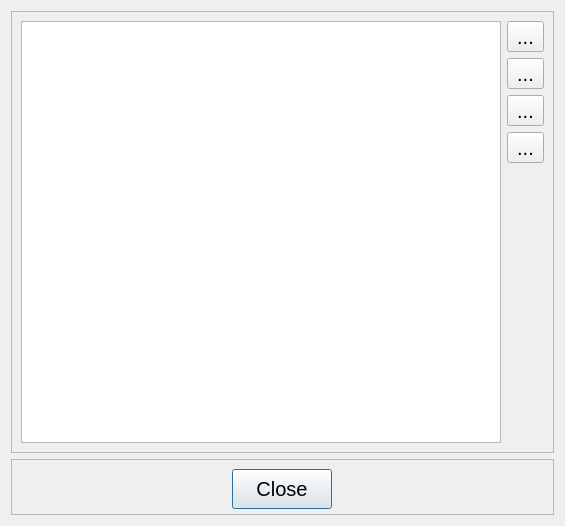
Before: the Qt Designer form ui/CatTreeDlg.ui in utamons/tm3, drawn with Qt 5.
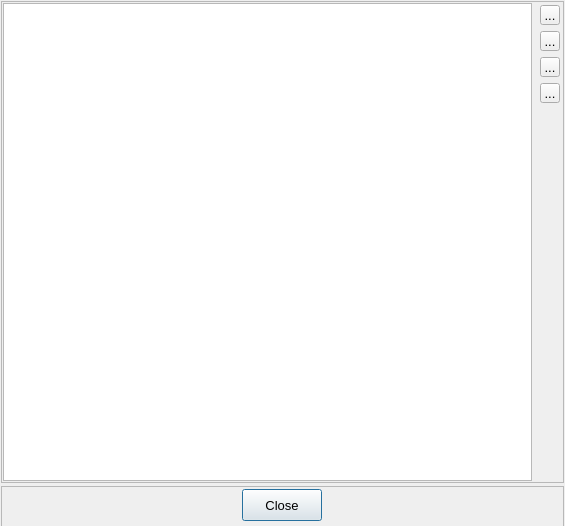
After: the same form once the commit is applied. Icons and pictures are not drawn.

What changed in the file:
```diff
--- a/ui/CatTreeDlg.ui
+++ b/ui/CatTreeDlg.ui
@@ -10,18 +10,32 @@
     <height>526</height>
    </rect>
   </property>
+  <property name="font">
+   <font>
+    <pointsize>10</pointsize>
+   </font>
+  </property>
   <property name="windowTitle">
    <string>Categories</string>
   </property>
   <layout class="QVBoxLayout" name="verticalLayout">
+   <property name="spacing">
+    <number>0</number>
+   </property>
+   <property name="leftMargin">
+    <number>1</number>
+   </property>
+   <property name="topMargin">
+    <number>1</number>
+   </property>
+   <property name="rightMargin">
+    <number>1</number>
+   </property>
+   <property name="bottomMargin">
+    <number>1</number>
+   </property>
    <item>
     <widget class="QFrame" name="frame">
-     <property name="font">
-      <font>
-       <family>Tahoma</family>
-       <pointsize>15</pointsize>
-      </font>
-     </property>
      <property name="frameShape">
       <enum>QFrame::StyledPanel</enum>
      </property>
@@ -29,12 +43,26 @@
       <enum>QFrame::Raised</enum>
      </property>
      <layout class="QHBoxLayout" name="horizontalLayout_2">
+      <property name="spacing">
+       <number>6</number>
+      </property>
+      <property name="leftMargin">
+       <number>1</number>
+      </property>
+      <property name="topMargin">
+       <number>1</number>
+      </property>
+      <property name="rightMargin">
+       <number>1</number>
+      </property>
+      <property name="bottomMargin">
+       <number>1</number>
+      </property>
       <item>
        <widget class="QTreeView" name="treeView">
         <property name="font">
          <font>
-          <family>Tahoma</family>
-          <pointsize>15</pointsize>
+          <pointsize>11</pointsize>
          </font>
         </property>
         <property name="contextMenuPolicy">
@@ -65,6 +93,18 @@
       </item>
       <item>
        <layout class="QVBoxLayout" name="verticalLayout_2">
+        <property name="leftMargin">
+         <number>2</number>
+        </property>
+        <property name="topMargin">
+         <number>2</number>
+        </property>
+        <property name="rightMargin">
+         <number>2</number>
+        </property>
+        <property name="bottomMargin">
+         <number>2</number>
+        </property>
         <item>
          <widget class="QToolButton" name="btnAdd2Root">
           <property name="sizePolicy">
@@ -75,15 +115,15 @@
           </property>
           <property name="minimumSize">
            <size>
-            <width>24</width>
-            <height>24</height>
+            <width>20</width>
+            <height>20</height>
            </size>
           </property>
-          <property name="font">
-           <font>
-            <family>Tahoma</family>
-            <pointsize>15</pointsize>
-           </font>
+          <property name="maximumSize">
+           <size>
+            <width>20</width>
+            <height>20</height>
+           </size>
           </property>
           <property name="text">
            <string>...</string>
@@ -110,15 +150,15 @@
           </property>
           <property name="minimumSize">
            <size>
-            <width>24</width>
-            <height>24</height>
+            <width>20</width>
+            <height>20</height>
            </size>
           </property>
-          <property name="font">
-           <font>
-            <family>Tahoma</family>
-            <pointsize>15</pointsize>
-           </font>
+          <property name="maximumSize">
+           <size>
+            <width>20</width>
+            <height>20</height>
+           </size>
           </property>
           <property name="text">
            <string>...</string>
@@ -148,15 +188,15 @@
           </property>
           <property name="minimumSize">
            <size>
-            <width>24</width>
-            <height>24</height>
+            <width>18</width>
+            <height>18</height>
            </size>
           </property>
-          <property name="font">
-           <font>
-            <family>Tahoma</family>
-            <pointsize>15</pointsize>
-           </font>
+          <property name="maximumSize">
+           <size>
+            <width>20</width>
+            <height>20</height>
+           </size>
           </property>
           <property name="text">
            <string>...</string>
@@ -177,15 +217,15 @@
          <widget class="QToolButton" name="btnDel">
           <property name="minimumSize">
            <size>
-            <width>24</width>
-            <height>24</height>
+            <width>18</width>
+            <height>18</height>
            </size>
           </property>
-          <property name="font">
-           <font>
-            <family>Tahoma</family>
-            <pointsize>15</pointsize>
-           </font>
+          <property name="maximumSize">
+           <size>
+            <width>20</width>
+            <height>20</height>
+           </size>
           </property>
           <property name="text">
            <string>...</string>
@@ -231,21 +271,15 @@
      <property name="minimumSize">
       <size>
        <width>0</width>
-       <height>56</height>
+       <height>42</height>
       </size>
      </property>
      <property name="maximumSize">
       <size>
        <width>16777215</width>
-       <height>56</height>
+       <height>35</height>
       </size>
      </property>
-     <property name="font">
-      <font>
-       <family>Tahoma</family>
-       <pointsize>15</pointsize>
-      </font>
-     </property>
      <property name="frameShape">
       <enum>QFrame::StyledPanel</enum>
      </property>
@@ -256,26 +290,26 @@
       <number>0</number>
      </property>
      <layout class="QHBoxLayout" name="horizontalLayout">
+      <property name="spacing">
+       <number>7</number>
+      </property>
+      <property name="topMargin">
+       <number>2</number>
+      </property>
       <item>
        <widget class="QPushButton" name="btnClose">
         <property name="minimumSize">
          <size>
-          <width>100</width>
-          <height>40</height>
+          <width>80</width>
+          <height>32</height>
          </size>
         </property>
         <property name="maximumSize">
          <size>
-          <width>100</width>
-          <height>40</height>
+          <width>80</width>
+          <height>34</height>
          </size>
         </property>
-        <property name="font">
-         <font>
-          <family>Tahoma</family>
-          <pointsize>15</pointsize>
-         </font>
-        </property>
         <property name="text">
          <string>Close</string>
         </property>
```
